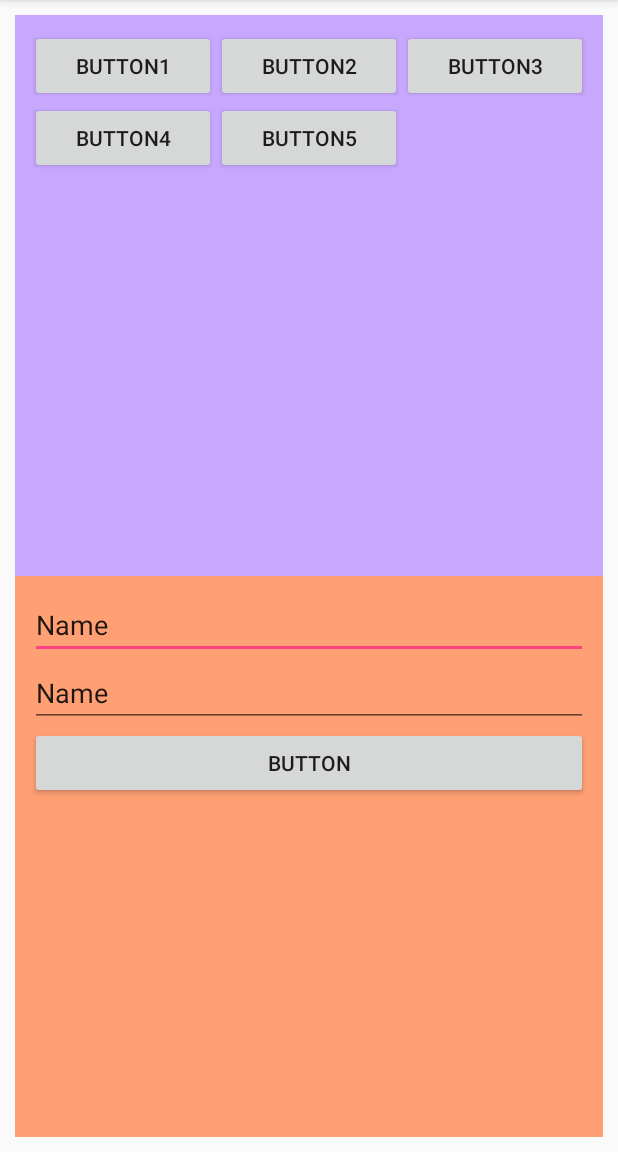
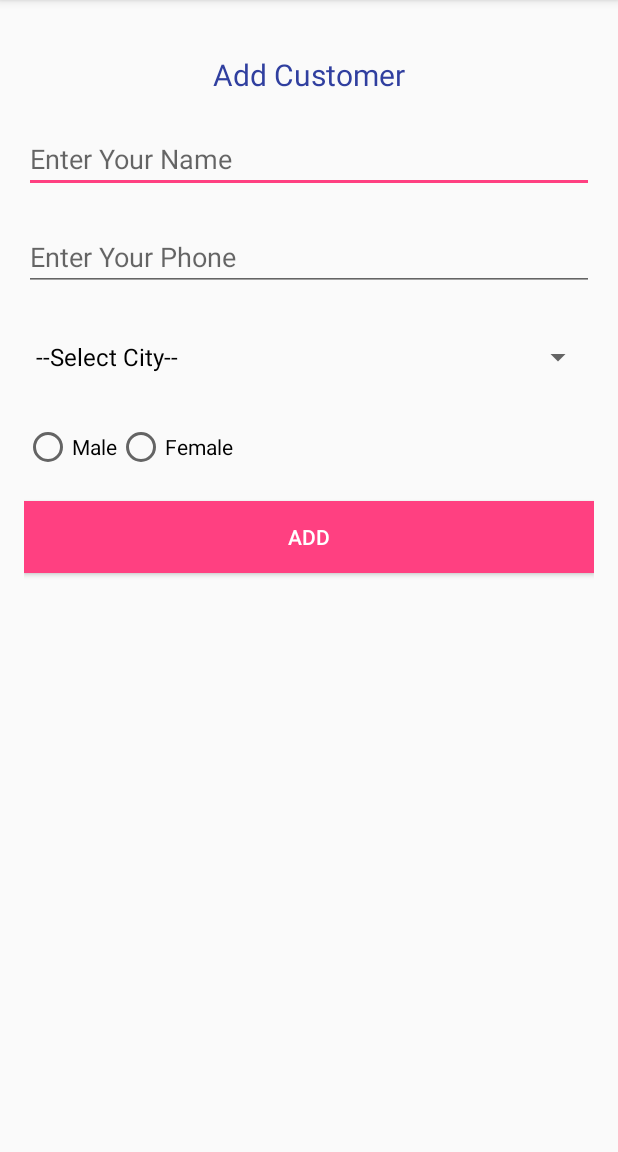
Before and after one commit to ishantk/ENC2018Android, an Android app: the screen it shows after launch (FragmentDemoActivity before the commit, AddCustomerActivity after it), on a phone screen of 412 x 824 dp, the part 84-1236 px from its top. Run offline under Robolectric (Android 15) with nearby library versions, the phone set to English and light mode, and no system bars.

Commit message:
Android ContentProvider Dmeo

```diff
--- /dev/null
+++ b/app/src/main/java/com/auribises/activitylifecycle/AddCustomerActivity.java
@@ -0,0 +1,101 @@
+package com.auribises.activitylifecycle;
+
+import android.content.ContentResolver;
+import android.support.v7.app.AppCompatActivity;
+import android.os.Bundle;
+import android.view.View;
+import android.widget.AdapterView;
+import android.widget.ArrayAdapter;
+import android.widget.Button;
+import android.widget.CompoundButton;
+import android.widget.EditText;
+import android.widget.RadioButton;
+import android.widget.Spinner;
+
+public class AddCustomerActivity extends AppCompatActivity implements View.OnClickListener, CompoundButton.OnCheckedChangeListener{
+
+
+    EditText eTxtName, eTxtPhone;
+
+    Spinner spCity;
+    ArrayAdapter<String> adapter;
+
+    RadioButton rbMale, rbFemale;
+    Button btnAdd;
+
+    Customer customer;
+
+    ContentResolver resolver;
+
+    void initViews(){
+
+        customer = new Customer();
+
+        resolver = getContentResolver();
+
+        eTxtName = findViewById(R.id.editTextName);
+        eTxtPhone = findViewById(R.id.editTextPhone);
+
+        spCity = findViewById(R.id.spinnerCity);
+        adapter = new ArrayAdapter<String>(this,android.R.layout.simple_spinner_dropdown_item);
+        adapter.add("--Select City--");
+        adapter.add("Ludhiana");
+        adapter.add("Chandigarh");
+        adapter.add("Delhi");
+        adapter.add("Bangalore");
+        adapter.add("Chennai");
+
+        spCity.setAdapter(adapter);
+        spCity.setOnItemSelectedListener(new AdapterView.OnItemSelectedListener() {
+            @Override
+            public void onItemSelected(AdapterView<?> adapterView, View view, int i, long l) {
+                customer.city = adapter.getItem(i);
+            }
+
+            @Override
+            public void onNothingSelected(AdapterView<?> adapterView) {
+
+            }
+        });
+
+
+        rbFemale = findViewById(R.id.radioButtonFemale);
+        rbMale = findViewById(R.id.radioButtonMale);
+
+        rbFemale.setOnCheckedChangeListener(this);
+        rbMale.setOnCheckedChangeListener(this);
+
+        btnAdd = findViewById(R.id.buttonAdd);
+        btnAdd.setOnClickListener(this);
+    }
+
+    @Override
+    protected void onCreate(Bundle savedInstanceState) {
+        super.onCreate(savedInstanceState);
+        setContentView(R.layout.activity_add_customer);
+        initViews();
+    }
+
+    @Override
+    public void onClick(View view) {
+
+        customer.name = eTxtName.getText().toString();
+        customer.phone = eTxtPhone.getText().toString();
+
+    }
+
+    @Override
+    public void onCheckedChanged(CompoundButton compoundButton, boolean b) {
+
+        int id = compoundButton.getId();
+
+        if(b) {
+            if (id == R.id.radioButtonFemale) {
+                customer.gender = "Female";
+            } else {
+                customer.gender = "Male";
+            }
+        }
+
+    }
+}
--- /dev/null
+++ b/app/src/main/java/com/auribises/activitylifecycle/Customer.java
@@ -0,0 +1,26 @@
+package com.auribises.activitylifecycle;
+
+/**
+ * Created by ishantkumar on 27/02/18.
+ */
+
+public class Customer {
+
+    public int id;
+    public String name;
+    public String phone;
+    public String city;
+    public String gender;
+
+    public Customer(){
+
+    }
+
+    public Customer(int id, String name, String phone, String city, String gender) {
+        this.id = id;
+        this.name = name;
+        this.phone = phone;
+        this.city = city;
+        this.gender = gender;
+    }
+}
--- a/app/src/main/java/com/auribises/activitylifecycle/FragmentDemoActivity.java
+++ b/app/src/main/java/com/auribises/activitylifecycle/FragmentDemoActivity.java
@@ -1,6 +1,8 @@
 package com.auribises.activitylifecycle;
 
+import android.app.Notification;
 import android.support.v4.app.FragmentManager;
+import android.support.v4.app.NotificationCompat;
 import android.support.v7.app.AppCompatActivity;
 import android.os.Bundle;
 
@@ -22,6 +24,7 @@ public class FragmentDemoActivity extends AppCompatActivity {
         fragmentManager.beginTransaction().add(R.id.upperFrame,upperFragment).commit();
         fragmentManager.beginTransaction().add(R.id.lowerFrame,lowerFragment).commit();
 
+
     }
 
     @Override
@@ -30,5 +33,6 @@ public class FragmentDemoActivity extends AppCompatActivity {
         setContentView(R.layout.activity_fragment_demo);
 
         initViews();
+
     }
 }
--- a/app/src/main/java/com/auribises/activitylifecycle/SplashActivity.java
+++ b/app/src/main/java/com/auribises/activitylifecycle/SplashActivity.java
@@ -1,5 +1,6 @@
 package com.auribises.activitylifecycle;
 
+import android.content.BroadcastReceiver;
 import android.content.Intent;
 import android.os.Handler;
 import android.os.Message;
@@ -23,7 +24,7 @@ public class SplashActivity extends AppCompatActivity {
         @Override
         public void handleMessage(Message msg) {
             if(msg.what == 101){
-                Intent intent = new Intent(SplashActivity.this,FragmentDemoActivity.class);
+                Intent intent = new Intent(SplashActivity.this,AddCustomerActivity.class);
                 startActivity(intent);
                 finish();
             }
--- /dev/null
+++ b/app/src/main/res/layout/activity_add_customer.xml
@@ -0,0 +1,72 @@
+<?xml version="1.0" encoding="utf-8"?>
+<LinearLayout xmlns:android="http://schemas.android.com/apk/res/android"
+    xmlns:app="http://schemas.android.com/apk/res-auto"
+    xmlns:tools="http://schemas.android.com/tools"
+    android:layout_width="match_parent"
+    android:layout_height="match_parent"
+    android:orientation="vertical"
+    android:padding="16dp"
+    tools:context="com.auribises.activitylifecycle.AddCustomerActivity">
+
+    <TextView
+        android:id="@+id/textView2"
+        android:layout_width="wrap_content"
+        android:layout_height="wrap_content"
+        android:layout_gravity="center"
+        android:text="Add Customer"
+        android:textSize="20dp"
+        android:textColor="@color/colorPrimaryDark"
+        android:layout_marginTop="@dimen/marginTop"/>
+
+    <EditText
+        android:id="@+id/editTextName"
+        android:layout_width="match_parent"
+        android:layout_height="wrap_content"
+        android:ems="10"
+        android:inputType="textPersonName"
+        android:layout_marginTop="@dimen/marginTop"
+        android:hint="Enter Your Name" />
+
+    <EditText
+        android:id="@+id/editTextPhone"
+        android:layout_width="match_parent"
+        android:layout_height="wrap_content"
+        android:ems="10"
+        android:inputType="phone"
+        android:layout_marginTop="@dimen/marginTop"
+        android:hint="Enter Your Phone" />
+
+    <Spinner
+        android:id="@+id/spinnerCity"
+        android:layout_marginTop="@dimen/marginTop"
+        android:layout_width="match_parent"
+        android:layout_height="wrap_content" />
+
+    <RadioGroup
+        android:layout_width="match_parent"
+        android:layout_height="wrap_content"
+        android:layout_marginTop="@dimen/marginTop"
+        android:orientation="horizontal">
+
+        <RadioButton
+            android:id="@+id/radioButtonMale"
+            android:layout_width="wrap_content"
+            android:layout_height="wrap_content"
+            android:text="Male" />
+
+        <RadioButton
+            android:id="@+id/radioButtonFemale"
+            android:layout_width="wrap_content"
+            android:layout_height="wrap_content"
+            android:text="Female" />
+    </RadioGroup>
+
+    <Button
+        android:id="@+id/buttonAdd"
+        android:layout_width="match_parent"
+        android:layout_height="wrap_content"
+        android:layout_marginTop="@dimen/marginTop"
+        android:background="@color/colorAccent"
+        android:textColor="@color/white"
+        android:text="Add" />
+</LinearLayout>
--- a/app/src/main/res/values/dimens.xml
+++ b/app/src/main/res/values/dimens.xml
@@ -1,4 +1,4 @@
 <?xml version="1.0" encoding="utf-8"?>
 <resources>
-    <dimen name="marginTop">0dp</dimen>
+    <dimen name="marginTop">20dp</dimen>
 </resources>
--- a/app/src/main/res/values/strings.xml
+++ b/app/src/main/res/values/strings.xml
@@ -1,6 +1,5 @@
 <resources>
     <string name="app_name">ActivityLifeCycle</string>
-
     <!-- TODO: Remove or change this placeholder text -->
     <string name="hello_blank_fragment">Hello blank fragment</string>
 </resources>
```
Also changed, not shown: app/src/main/AndroidManifest.xml (+24 -1 lines), app/src/main/java/com/auribises/activitylifecycle/BroadcastActivity.java (added, +23 -0 lines), app/src/main/java/com/auribises/activitylifecycle/CustomersProvider.java (added, +76 -0 lines), app/src/main/java/com/auribises/activitylifecycle/MyReceiver.java (added, +31 -0 lines), app/src/main/java/com/auribises/activitylifecycle/Util.java (added, +31 -0 lines), app/src/main/res/layout/activity_broadcast.xml (added, +23 -0 lines).
